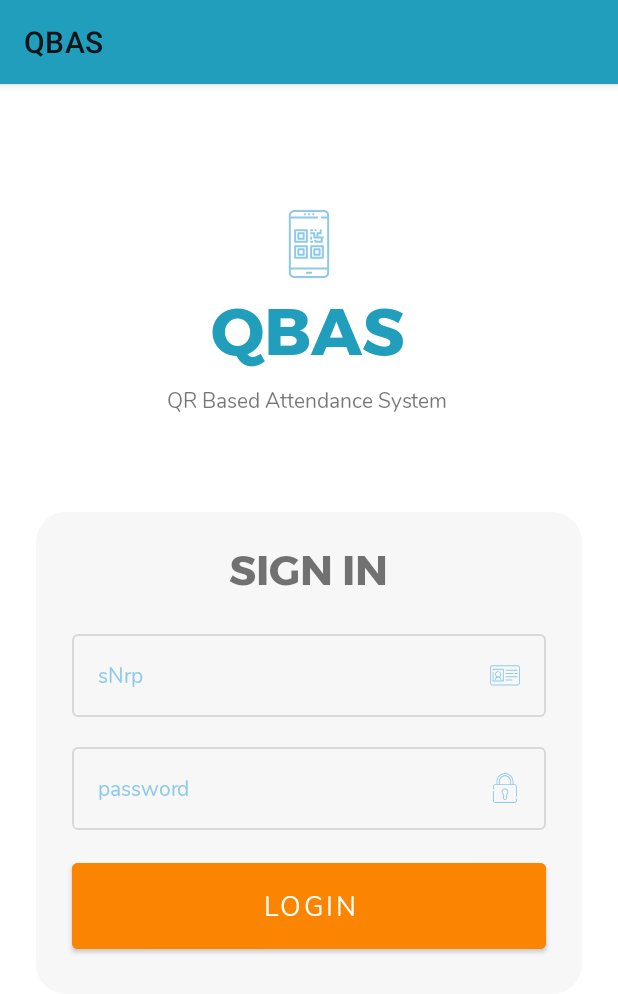
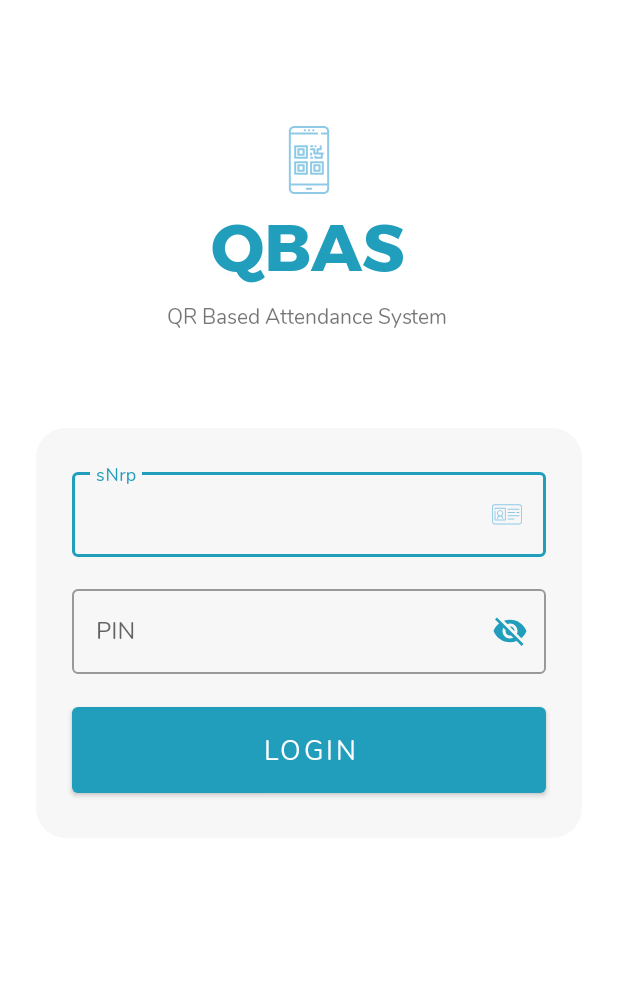
Before and after one commit to scancampy/qbas-ubaya, an Android app: the screen it shows after launch (MainActivity), on a phone screen of 412 x 824 dp. Shown: the top 994 px of the screen. Run offline under Robolectric (Android 15) with nearby library versions, the phone set to English and light mode, and no system bars; our stand-ins replace Volley.

Commit message:
setup material design & main layout

```diff
--- a/app/build.gradle
+++ b/app/build.gradle
@@ -33,5 +33,6 @@ dependencies {
     testImplementation 'junit:junit:4.12'
     androidTestImplementation 'androidx.test.ext:junit:1.1.2'
     androidTestImplementation 'androidx.test.espresso:espresso-core:3.3.0'
-    implementation 'com.google.android.material:material:1.2.1'
+    implementation 'com.google.android.material:material:1.3.0-alpha01'
+    implementation 'com.android.volley:volley:1.1.1'
 }
--- a/app/src/main/AndroidManifest.xml
+++ b/app/src/main/AndroidManifest.xml
@@ -1,6 +1,8 @@
 <?xml version="1.0" encoding="utf-8"?>
 <manifest xmlns:android="http://schemas.android.com/apk/res/android"
     package="com.ubaya.qbas">
+
+    <uses-permission android:name="android.permission.INTERNET" />
 
     <application
         android:allowBackup="true"
@@ -8,7 +10,9 @@
         android:label="@string/app_name"
         android:roundIcon="@mipmap/ic_launcher_round"
         android:supportsRtl="true"
-        android:theme="@style/AppTheme">
+        android:theme="@style/AppTheme"
+        android:usesCleartextTraffic="true">
+        <activity android:name=".DashboardActivity"></activity>
         <activity android:name=".MainActivity">
             <intent-filter>
                 <action android:name="android.intent.action.MAIN" />
--- /dev/null
+++ b/app/src/main/java/com/ubaya/qbas/Setting.kt
@@ -0,0 +1,5 @@
+package com.ubaya.qbas
+
+object Setting {
+    var baseUrl = "http://192.168.100.67/qbas/"
+}
--- a/app/src/main/res/layout/activity_main.xml
+++ b/app/src/main/res/layout/activity_main.xml
@@ -2,6 +2,7 @@
 <androidx.constraintlayout.widget.ConstraintLayout xmlns:android="http://schemas.android.com/apk/res/android"
     xmlns:app="http://schemas.android.com/apk/res-auto"
     xmlns:tools="http://schemas.android.com/tools"
+    android:id="@+id/rootMain"
     android:layout_width="match_parent"
     android:layout_height="match_parent"
     android:background="@color/colorWhite"
@@ -33,54 +34,8 @@
                     android:layout_height="match_parent"
                     android:background="@color/textInputFillColor">
 
-                    <TextView
-                        android:id="@+id/textView"
-                        style="@style/TextHeading1"
-                        android:layout_width="wrap_content"
-                        android:layout_height="wrap_content"
-                        android:layout_marginTop="16dp"
-                        android:text="@string/sign_in"
-                        app:layout_constraintEnd_toEndOf="parent"
-                        app:layout_constraintHorizontal_bias="0.498"
-                        app:layout_constraintStart_toStartOf="parent"
-                        app:layout_constraintTop_toTopOf="parent" />
-
-                    <EditText
-                        android:id="@+id/editTextTextPersonName"
-                        style="@style/TextInputLayout"
-                        android:layout_width="0dp"
-                        android:layout_height="wrap_content"
-                        android:layout_marginStart="24dp"
-                        android:layout_marginTop="20dp"
-                        android:layout_marginEnd="24dp"
-                        android:ems="10"
-                        android:hint="@string/nrp"
-                        android:inputType="textPersonName"
-                        app:layout_constraintEnd_toEndOf="parent"
-                        app:layout_constraintHorizontal_bias="0.0"
-                        app:layout_constraintStart_toStartOf="parent"
-                        app:layout_constraintTop_toBottomOf="@+id/textView"
-                        android:autofillHints="" />
-
-                    <EditText
-                        android:id="@+id/editTextTextPassword"
-                        style="@style/TextInputPasswordLayout"
-                        android:layout_width="0dp"
-                        android:layout_height="wrap_content"
-                        android:layout_marginStart="24dp"
-                        android:layout_marginTop="20dp"
-                        android:layout_marginEnd="24dp"
-                        android:ems="10"
-                        android:hint="@string/password"
-                        android:inputType="textPassword"
-                        app:layout_constraintEnd_toEndOf="parent"
-                        app:layout_constraintHorizontal_bias="0.496"
-                        app:layout_constraintStart_toStartOf="parent"
-                        app:layout_constraintTop_toBottomOf="@+id/editTextTextPersonName"
-                        android:autofillHints="" />
-
                     <Button
-                        android:id="@+id/button"
+                        android:id="@+id/btnLogin"
                         style="@style/PrimaryButton"
                         android:layout_width="0dp"
                         android:layout_height="wrap_content"
@@ -88,14 +43,61 @@
                         android:layout_marginTop="16dp"
                         android:layout_marginEnd="24dp"
                         android:layout_marginBottom="24dp"
-                        android:backgroundTint="@color/colorDarkOrange"
                         android:text="@string/login"
                         app:layout_constraintBottom_toBottomOf="parent"
                         app:layout_constraintEnd_toEndOf="parent"
-                        app:layout_constraintHorizontal_bias="0.0"
                         app:layout_constraintStart_toStartOf="parent"
-                        app:layout_constraintTop_toBottomOf="@+id/editTextTextPassword"
-                        app:layout_constraintVertical_bias="0.0" />
+                        app:layout_constraintTop_toBottomOf="@+id/textInputLayout" />
+
+                    <com.google.android.material.textfield.TextInputLayout
+                        android:id="@+id/textInputLayout"
+                        style="@style/Widget.MaterialComponents.TextInputLayout.OutlinedBox"
+                        android:layout_width="match_parent"
+                        android:layout_height="wrap_content"
+                        android:layout_marginStart="24dp"
+                        android:layout_marginTop="16dp"
+                        android:layout_marginEnd="24dp"
+                        android:hint="@string/password"
+                        app:endIconCheckable="false"
+                        app:endIconMode="password_toggle"
+                        app:endIconTint="@color/colorPrimary"
+                        app:hintAnimationEnabled="true"
+                        app:hintEnabled="true"
+                        app:layout_constraintEnd_toEndOf="parent"
+                        app:layout_constraintStart_toStartOf="parent"
+                        app:layout_constraintTop_toBottomOf="@+id/textInputLayout2">
+
+                        <com.google.android.material.textfield.TextInputEditText
+                            android:id="@+id/txtPin"
+                            android:layout_width="match_parent"
+                            android:layout_height="wrap_content"
+                            android:fontFamily="@font/nunito"
+                            android:inputType="textPassword" />
+                    </com.google.android.material.textfield.TextInputLayout>
+
+                    <com.google.android.material.textfield.TextInputLayout
+                        android:id="@+id/textInputLayout2"
+                        style="@style/Widget.MaterialComponents.TextInputLayout.OutlinedBox"
+                        android:layout_width="match_parent"
+                        android:layout_height="wrap_content"
+                        android:layout_marginStart="24dp"
+                        android:layout_marginTop="24dp"
+                        android:layout_marginEnd="24dp"
+                        android:hint="@string/nrp"
+                        app:endIconDrawable="@drawable/ic_card"
+                        app:hintAnimationEnabled="true"
+                        app:layout_constraintEnd_toEndOf="parent"
+                        app:layout_constraintStart_toStartOf="parent"
+                        app:layout_constraintTop_toTopOf="parent">
+
+                        <com.google.android.material.textfield.TextInputEditText
+                            android:id="@+id/txtSnrp"
+                            android:layout_width="match_parent"
+                            android:layout_height="wrap_content"
+                            android:drawableRight="@drawable/ic_card"
+                            android:fontFamily="@font/nunito" />
+                    </com.google.android.material.textfield.TextInputLayout>
+
                 </androidx.constraintlayout.widget.ConstraintLayout>
             </androidx.cardview.widget.CardView>
 
--- a/app/src/main/res/values/strings.xml
+++ b/app/src/main/res/values/strings.xml
@@ -2,7 +2,12 @@
     <string name="app_name">QBAS</string>
     <string name="sign_in">SIGN IN</string>
     <string name="nrp">sNrp</string>
-    <string name="password">password</string>
+    <string name="password">PIN</string>
     <string name="login">LOGIN</string>
+    <string name="report">Report</string>
+    <string name="qrscan">Scan QR</string>
+    <string name="schedule">Schedule</string>
+    <string name="setting">Setting</string>
+    <string name="upcoming">Upcoming</string>
     <string name="tagline">QR Based Attendance System</string>
 </resources>
--- a/app/src/main/res/values/styles.xml
+++ b/app/src/main/res/values/styles.xml
@@ -1,6 +1,6 @@
 <resources>
     <!-- Base application theme. -->
-    <style name="AppTheme" parent="Theme.MaterialComponents.Light">
+    <style name="AppTheme" parent="Theme.MaterialComponents.Light.NoActionBar">
         <!-- Customize your theme here. -->
         <item name="colorPrimary">@color/colorPrimary</item>
         <item name="colorPrimaryDark">@color/colorPrimaryDark</item>
```
Also changed, not shown: app/src/main/java/com/ubaya/qbas/DashboardActivity.kt (added, +13 -0 lines), app/src/main/java/com/ubaya/qbas/MainActivity.kt (+52 -0 lines), app/src/main/res/drawable/ic_blackboard.xml (added, +7 -0 lines), app/src/main/res/drawable/ic_calendar.xml (added, +7 -0 lines), app/src/main/res/drawable/ic_check_in.xml (added, +8 -0 lines), app/src/main/res/drawable/ic_mobile.xml (added, +34 -0 lines), app/src/main/res/drawable/ic_web_page.xml (added, +9 -0 lines), app/src/main/res/layout/activity_dashboard.xml (added, +28 -0 lines), app/src/main/res/menu/bottom_menu.xml (added, +30 -0 lines).
